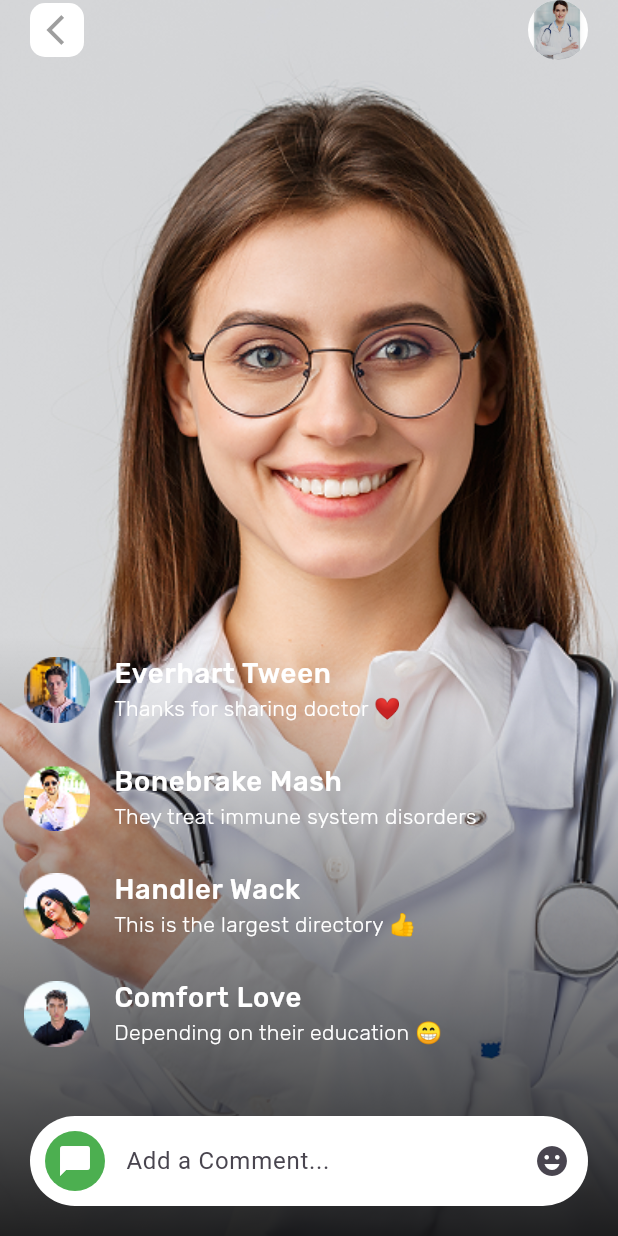
After one commit to atefElhamsa/doctor-hunt-app, a Flutter app: the HomeScreen screen opened directly, after a tap on "LIVE", on a phone screen of 412 x 824 dp. The commit adds this screen. Run offline on Flutter 3.47's test engine with Material 3 defaults, Android fonts, the phone set to English and light mode, and no system bars; our stand-ins replace expandable_page_view, flutter_screenutil, google_fonts.

Commit message:
doctor live screen done

```diff
--- a/lib/core/utils/app_colors.dart
+++ b/lib/core/utils/app_colors.dart
@@ -10,5 +10,6 @@ class AppColors {
   static const Color blue = Colors.blue;
   static const Color yellow = Colors.yellow;
   static const Color transparent = Colors.transparent;
+  static const Color black87 = Colors.black87;
   static const Color materialButtonColor = Color(0XFF0EBE7F);
 }
--- a/lib/core/utils/app_images.dart
+++ b/lib/core/utils/app_images.dart
@@ -21,4 +21,9 @@ class AppImages {
   static const String crick = "assets/images/crick.png";
   static const String lachinet = "assets/images/lachinet.png";
   static const String strain = "assets/images/strain.png";
+  static const String doctorLiveBackground = "assets/images/doctor_live.png";
+  static const String everhart = "assets/images/everhart.png";
+  static const String bonebrake = "assets/images/bonebrake.png";
+  static const String handler = "assets/images/handler.png";
+  static const String comfort = "assets/images/comfort.png";
 }
--- a/lib/core/utils/app_texts.dart
+++ b/lib/core/utils/app_texts.dart
@@ -26,4 +26,13 @@ class AppTexts {
   static const String twentyFive = "25.00/ hours";
   static const String twentyTwo = "22.00/ hours";
   static const String twentyNine = "29.00/ hours";
+  static const String everhart = "Everhart Tween";
+  static const String commentEverhart = "Thanks for sharing doctor ❤️";
+  static const String bonebrake = "Bonebrake Mash";
+  static const String commentBonebrake = "They treat immune system disorders";
+  static const String handler = "Handler Wack";
+  static const String commentHandler = "This is the largest directory 👍";
+  static const String comfort = "Comfort Love";
+  static const String commentComfort = "Depending on their education 😁";
+  static const String addComment = "Add a Comment...";
 }
--- /dev/null
+++ b/lib/features/doctor_live/data/models/comment_model.dart
@@ -0,0 +1,37 @@
+import 'package:doctor_hunt_app/core/utils/app_images.dart';
+import 'package:doctor_hunt_app/core/utils/app_texts.dart';
+
+class CommentModel {
+  final String name;
+  final String comment;
+  final String image;
+
+  const CommentModel({
+    required this.name,
+    required this.comment,
+    required this.image,
+  });
+}
+
+final List<CommentModel> comments = [
+  const CommentModel(
+    name: AppTexts.everhart,
+    comment: AppTexts.commentEverhart,
+    image: AppImages.everhart,
+  ),
+  const CommentModel(
+    name: AppTexts.bonebrake,
+    comment: AppTexts.commentBonebrake,
+    image: AppImages.bonebrake,
+  ),
+  const CommentModel(
+    name: AppTexts.handler,
+    comment: AppTexts.commentHandler,
+    image: AppImages.handler,
+  ),
+  const CommentModel(
+    name: AppTexts.comfort,
+    comment: AppTexts.commentComfort,
+    image: AppImages.comfort,
+  ),
+];
--- /dev/null
+++ b/lib/features/doctor_live/presentation/views/doctor_live_screen.dart
@@ -0,0 +1,12 @@
+import 'package:doctor_hunt_app/features/doctor_live/presentation/views/widgets/doctor_live_body.dart';
+import 'package:flutter/material.dart';
+
+class DoctorLiveScreen extends StatelessWidget {
+  const DoctorLiveScreen({super.key, required this.image});
+  final String image;
+
+  @override
+  Widget build(BuildContext context) {
+    return Scaffold(body: DoctorLiveBody(image: image));
+  }
+}
--- /dev/null
+++ b/lib/features/doctor_live/presentation/views/widgets/add_comment_widget.dart
@@ -0,0 +1,34 @@
+import 'package:flutter/material.dart';
+import '../../../../../core/utils/app_colors.dart';
+import '../../../../../core/utils/app_padding.dart';
+import '../../../../../core/utils/app_texts.dart';
+
+class AddCommentWidget extends StatelessWidget {
+  const AddCommentWidget({super.key});
+
+  @override
+  Widget build(BuildContext context) {
+    return Padding(
+      padding: const EdgeInsets.all(AppPadding.p20),
+      child: TextField(
+        decoration: InputDecoration(
+          prefixIcon: const Padding(
+            padding: EdgeInsets.all(AppPadding.p10),
+            child: CircleAvatar(
+              backgroundColor: AppColors.green,
+              child: Icon(Icons.chat_bubble, color: AppColors.white),
+            ),
+          ),
+          hintText: AppTexts.addComment,
+          filled: true,
+          fillColor: AppColors.white,
+          suffixIcon: const Icon(Icons.emoji_emotions),
+          enabledBorder: OutlineInputBorder(
+            borderRadius: BorderRadius.circular(30),
+            borderSide: BorderSide.none,
+          ),
+        ),
+      ),
+    );
+  }
+}
--- /dev/null
+++ b/lib/features/doctor_live/presentation/views/widgets/app_bar_doctor_live.dart
@@ -0,0 +1,39 @@
+import 'package:flutter/material.dart';
+import '../../../../../core/utils/app_colors.dart';
+import '../../../../../core/utils/app_padding.dart';
+import '../../../../../core/utils/app_size.dart';
+
+class AppBarDoctorLive extends StatelessWidget {
+  const AppBarDoctorLive({super.key, required this.image});
+  final String image;
+
+  @override
+  Widget build(BuildContext context) {
+    return Padding(
+      padding: const EdgeInsets.symmetric(horizontal: AppPadding.p20),
+      child: Row(
+        mainAxisAlignment: MainAxisAlignment.spaceBetween,
+        children: [
+          GestureDetector(
+            onTap: () => Navigator.pop(context),
+            child: Container(
+              height: AppSize.s36,
+              width: AppSize.s36,
+              padding: const EdgeInsets.only(left: 10),
+              decoration: BoxDecoration(
+                borderRadius: BorderRadius.circular(10),
+                color: AppColors.white,
+              ),
+              child: const Icon(Icons.arrow_back_ios, color: AppColors.grey),
+            ),
+          ),
+          CircleAvatar(
+            radius: 20,
+            backgroundColor: AppColors.white,
+            backgroundImage: AssetImage(image),
+          ),
+        ],
+      ),
+    );
+  }
+}
--- /dev/null
+++ b/lib/features/doctor_live/presentation/views/widgets/comment_item.dart
@@ -0,0 +1,34 @@
+import 'package:doctor_hunt_app/features/doctor_live/data/models/comment_model.dart';
+import 'package:flutter/material.dart';
+import 'package:flutter_screenutil/flutter_screenutil.dart';
+import '../../../../../core/shared_widgets/custom_text.dart';
+import '../../../../../core/shared_widgets_model/text_model.dart';
+import '../../../../../core/utils/app_colors.dart';
+import '../../../../../core/utils/app_size.dart';
+
+class CommentItem extends StatelessWidget {
+  const CommentItem({super.key, required this.commentModel});
+  final CommentModel commentModel;
+
+  @override
+  Widget build(BuildContext context) {
+    return ListTile(
+      leading: Image.asset(commentModel.image),
+      title: CustomText(
+        textModel: TextModel(
+          title: commentModel.name,
+          fontSize: AppSize.s18.sp,
+          color: AppColors.white,
+        ),
+      ),
+      subtitle: CustomText(
+        textModel: TextModel(
+          title: commentModel.comment,
+          fontSize: AppSize.s14.sp,
+          color: AppColors.white,
+          fontWeight: FontWeight.w300,
+        ),
+      ),
+    );
+  }
+}
--- /dev/null
+++ b/lib/features/doctor_live/presentation/views/widgets/comments_and_add_one.dart
@@ -0,0 +1,27 @@
+import 'package:flutter/material.dart';
+import '../../../../../core/utils/app_colors.dart';
+import 'add_comment_widget.dart';
+import 'list_comments.dart';
+
+class CommentsAndAddOne extends StatelessWidget {
+  const CommentsAndAddOne({super.key});
+
+  @override
+  Widget build(BuildContext context) {
+    return Container(
+      decoration: const BoxDecoration(
+        gradient: LinearGradient(
+          colors: [AppColors.transparent, AppColors.black87],
+          begin: Alignment.topCenter,
+          end: Alignment.bottomCenter,
+        ),
+      ),
+      child: const Column(
+        children: [
+          SizedBox(height: 300, child: ListComments()),
+          AddCommentWidget(),
+        ],
+      ),
+    );
+  }
+}
--- /dev/null
+++ b/lib/features/doctor_live/presentation/views/widgets/doctor_live_body.dart
@@ -0,0 +1,33 @@
+import 'package:doctor_hunt_app/core/utils/app_images.dart';
+import 'package:doctor_hunt_app/core/utils/app_size.dart';
+import 'package:doctor_hunt_app/features/doctor_live/presentation/views/widgets/app_bar_doctor_live.dart';
+import 'package:doctor_hunt_app/features/doctor_live/presentation/views/widgets/comments_and_add_one.dart';
+import 'package:flutter/material.dart';
+
+class DoctorLiveBody extends StatelessWidget {
+  const DoctorLiveBody({super.key, required this.image});
+  final String image;
+
+  @override
+  Widget build(BuildContext context) {
+    return Container(
+      height: AppSize.infinity,
+      width: AppSize.infinity,
+      decoration: const BoxDecoration(
+        image: DecorationImage(
+          image: AssetImage(AppImages.doctorLiveBackground),
+          fit: BoxFit.cover,
+        ),
+      ),
+      child: SafeArea(
+        child: Column(
+          children: [
+            AppBarDoctorLive(image: image),
+            const Spacer(),
+            const CommentsAndAddOne(),
+          ],
+        ),
+      ),
+    );
+  }
+}
--- /dev/null
+++ b/lib/features/doctor_live/presentation/views/widgets/list_comments.dart
@@ -0,0 +1,17 @@
+import 'package:doctor_hunt_app/features/doctor_live/data/models/comment_model.dart';
+import 'package:doctor_hunt_app/features/doctor_live/presentation/views/widgets/comment_item.dart';
+import 'package:flutter/material.dart';
+
+class ListComments extends StatelessWidget {
+  const ListComments({super.key});
+
+  @override
+  Widget build(BuildContext context) {
+    return ListView.builder(
+      shrinkWrap: true,
+      itemBuilder:
+          (context, index) => CommentItem(commentModel: comments[index]),
+      itemCount: comments.length,
+    );
+  }
+}
--- a/lib/features/home/presentation/views/widgets/list_view_live_doctor.dart
+++ b/lib/features/home/presentation/views/widgets/list_view_live_doctor.dart
@@ -1,4 +1,5 @@
 import 'package:doctor_hunt_app/core/utils/app_images.dart';
+import 'package:doctor_hunt_app/features/doctor_live/presentation/views/doctor_live_screen.dart';
 import 'package:doctor_hunt_app/features/home/presentation/views/widgets/live_doctor_item.dart';
 import 'package:flutter/material.dart';
 
@@ -14,7 +15,18 @@ class ListViewLiveDoctor extends StatelessWidget {
   Widget build(BuildContext context) {
     return ListView.builder(
       scrollDirection: Axis.horizontal,
-      itemBuilder: (context, index) => LiveDoctorItem(image: images[index]),
+      itemBuilder:
+          (context, index) => GestureDetector(
+            onTap: () {
+              Navigator.push(
+                context,
+                MaterialPageRoute(
+                  builder: (context) => DoctorLiveScreen(image: images[index]),
+                ),
+              );
+            },
+            child: LiveDoctorItem(image: images[index]),
+          ),
       itemCount: images.length,
     );
   }
```
Also changed, not shown: assets/images/bonebrake.png (added), assets/images/comfort.png (added), assets/images/doctor_live.png (added), assets/images/everhart.png (added), assets/images/handler.png (added).
